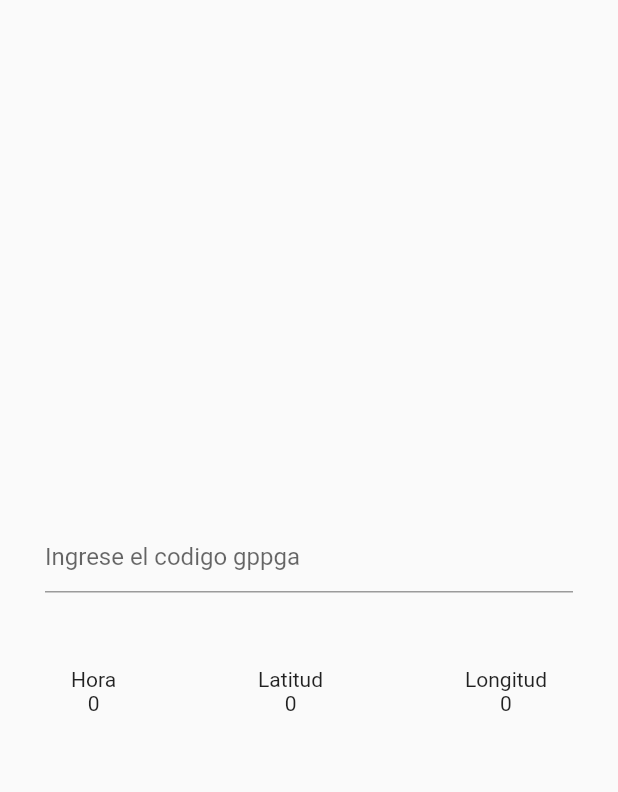
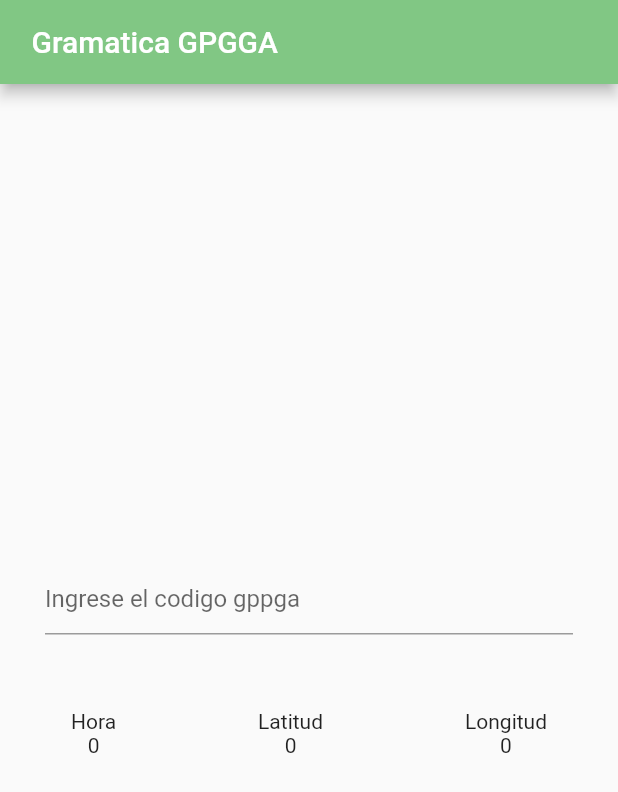
Before and after one commit to ozel-byte/gramatica_gpgga, a Flutter app: the screen it shows after launch, on a phone screen of 412 x 824 dp. Shown: the top 792 px of the screen. Run offline on Flutter 3.47's test engine with Material 2 defaults, Android fonts, the phone set to English and light mode, and no system bars.

Commit message:
se agrego la clase gramatica

```diff
--- a/lib/src/Pages/home_page.dart
+++ b/lib/src/Pages/home_page.dart
@@ -1,11 +1,20 @@
 import 'package:flutter/material.dart';
 
-class HomePage extends StatelessWidget {
+class HomePage extends StatefulWidget {
   const HomePage({Key? key}) : super(key: key);
 
   @override
+  State<HomePage> createState() => _HomePageState();
+}
+
+class _HomePageState extends State<HomePage> {
+  @override
   Widget build(BuildContext context) {
     return Scaffold(
+      appBar: AppBar(
+        backgroundColor: Colors.green[300],
+        title: const Text(" Gramatica GPGGA "),
+      ),
       body: Column(
         mainAxisAlignment: MainAxisAlignment.center,
         children: [
--- /dev/null
+++ b/lib/src/service/gramatica_gpgga.dart
@@ -0,0 +1 @@
+class GramaticaGpgga {}
```
